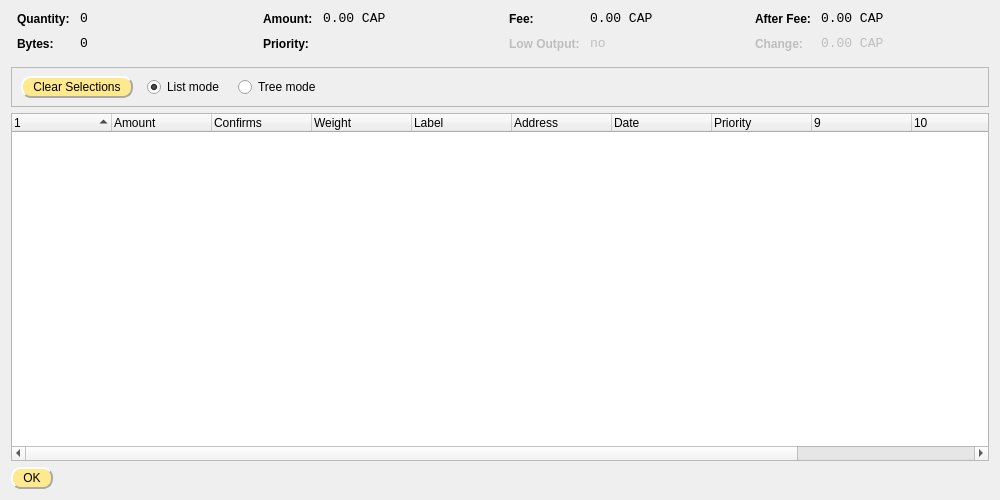
This is src/qt/forms/coincontroldialog.ui in Crypto-Currency/bitbar as Qt 5 draws it before an edit. The edited form follows.
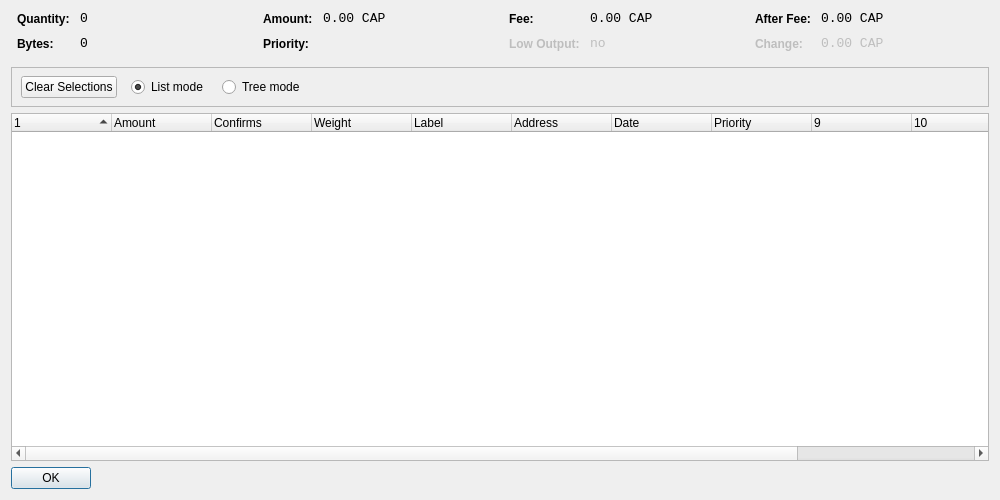
This is the edited form. Icons and pictures are not drawn. Custom widgets are drawn as their Qt base class.

The edit to the form file:
```diff
--- a/src/qt/forms/coincontroldialog.ui
+++ b/src/qt/forms/coincontroldialog.ui
@@ -2,9 +2,6 @@
 <ui version="4.0">
  <class>CoinControlDialog</class>
  <widget class="QDialog" name="CoinControlDialog">
-     <property name="styleSheet">
-      <string notr="true">QWidget{background-image: url(:/images/background); background-position: center} QToolTip {background-color:rgb(255,233,142); color:black; border: 2px solid grey; padding:2px 10px 2px 10px} QMenu{background-color:rgb(255,233,142); color:black; border: 2px solid grey; padding:2px 10px 2px 10px} QPushButton{background-color:rgb(255,233,142); color:black;border-style:outset; border-width:2px; border-color:darkgrey; border-radius:10px; padding:2px 10px 2px 10px}</string>
-     </property>
   <property name="geometry">
    <rect>
     <x>0</x>
```
Left out of the diff: 5 changed lines with no effect on the pictures.
